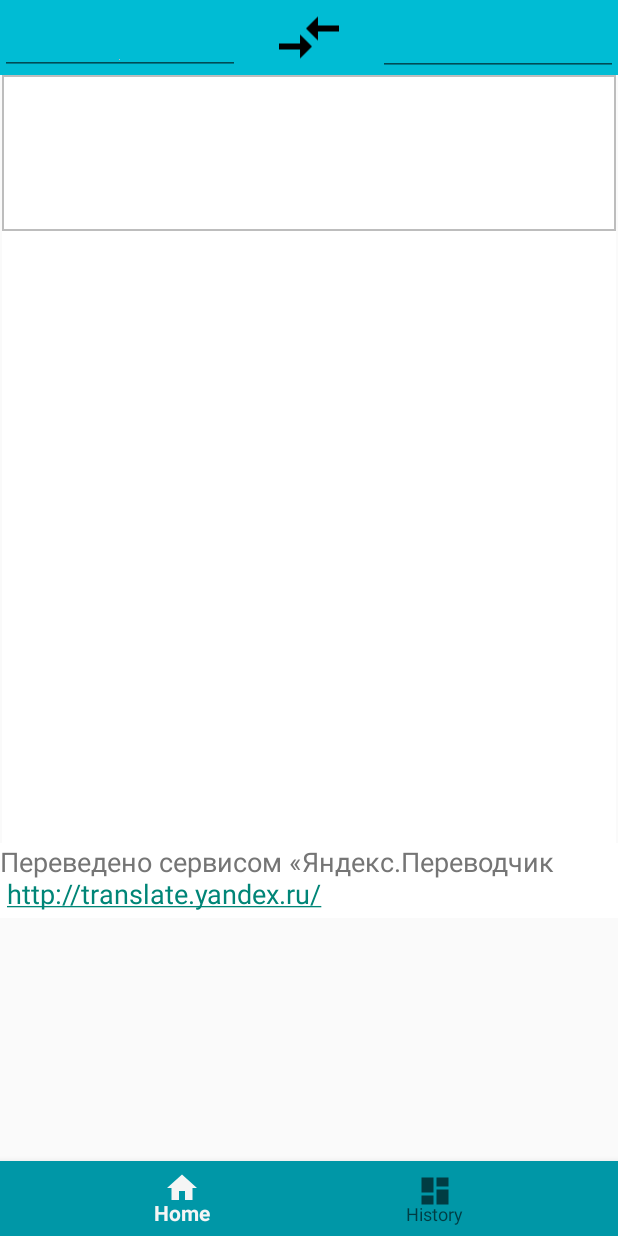
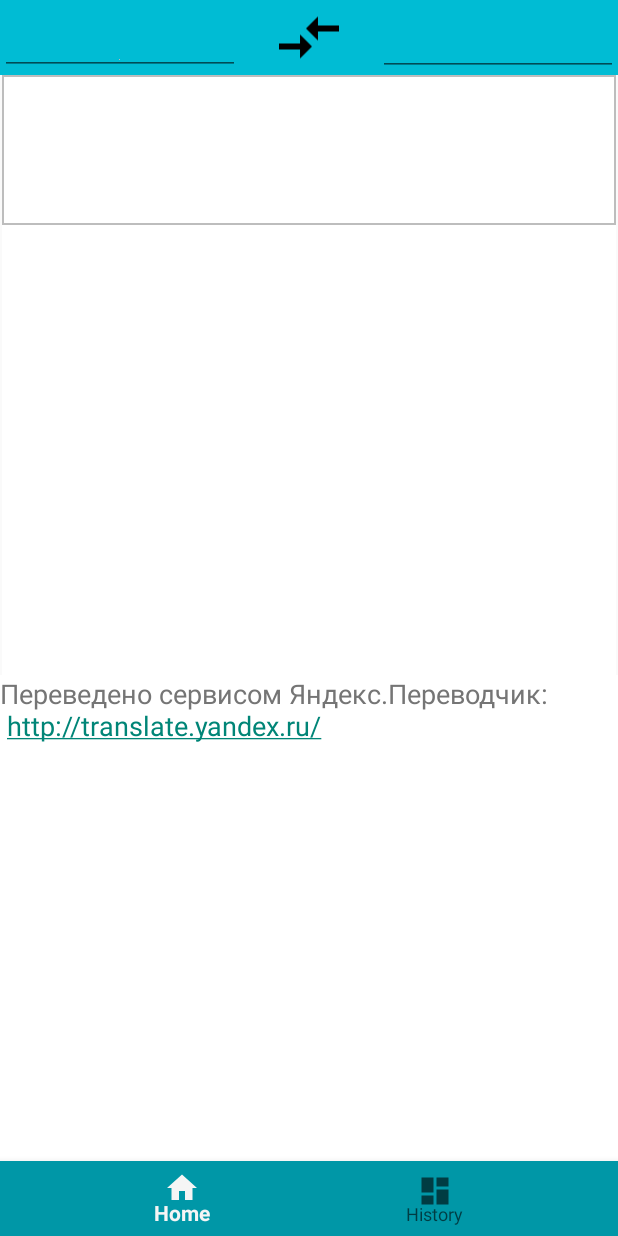
Before and after one commit to SemenNag/myyandextranslate, an Android app: the screen it shows after launch (TranslateActivity), on a phone screen of 412 x 824 dp. Run offline under Robolectric (Android 15) with nearby library versions, the phone set to English and light mode, and no system bars; libraries missing offline, so code that uses them is left out: com.foxykeep.datadroid; 1 statement that could not run was skipped.

Commit message:
final release

```diff
--- a/app/src/main/res/layout/activity_base.xml
+++ b/app/src/main/res/layout/activity_base.xml
@@ -12,7 +12,8 @@
     <FrameLayout
         android:id="@+id/contentContainer"
         android:layout_width="0dp"
-        android:layout_height="650dp"
+        android:layout_height="0dp"
+        app:layout_constraintBottom_toTopOf="@+id/navigation"
         app:layout_constraintLeft_toLeftOf="parent"
         app:layout_constraintRight_toRightOf="parent"
         app:layout_constraintTop_toTopOf="parent"></FrameLayout>
--- a/app/src/main/res/layout/activity_translate.xml
+++ b/app/src/main/res/layout/activity_translate.xml
@@ -51,14 +51,15 @@
     <EditText
         android:id="@+id/home_inputSourceText"
         android:layout_width="0dp"
-        android:layout_height="104dp"
+        android:layout_height="100dp"
         android:layout_marginLeft="2px"
         android:layout_marginRight="2px"
         android:background="@drawable/back_border"
         android:drawableBottom="@color/divider"
-        android:inputType="textAutoCorrect"
+        android:inputType="textAutoCorrect|textMultiLine"
         android:textColor="@color/primary_text"
         android:textSize="@dimen/font_size_large"
+        app:layout_constraintBottom_toTopOf="@+id/home_outPutText"
         app:layout_constraintLeft_toLeftOf="parent"
         app:layout_constraintRight_toRightOf="parent"
         app:layout_constraintTop_toBottomOf="@+id/translate_up_bar" />
@@ -66,12 +67,13 @@
     <TextView
         android:id="@+id/home_outPutText"
         android:layout_width="0dp"
-        android:layout_height="408dp"
+        android:layout_height="300dp"
         android:layout_marginLeft="2px"
         android:layout_marginRight="2px"
         android:background="@color/icons"
         android:textColor="@color/secondary_text"
         android:textSize="@dimen/font_size_medium"
+        app:layout_constraintBottom_toTopOf="@+id/yandex_license_link"
         app:layout_constraintLeft_toLeftOf="parent"
         app:layout_constraintRight_toRightOf="parent"
         app:layout_constraintTop_toBottomOf="@+id/home_inputSourceText" />
@@ -79,11 +81,14 @@
     <TextView
         android:id="@+id/yandex_license_link"
         android:layout_width="0dp"
-        android:layout_height="50dp"
+        android:layout_height="0dp"
+        android:autoLink="web"
         android:background="@color/icons"
+        android:focusable="true"
         android:text="@string/yandex_lisence_text"
         android:textColor="@color/secondary_text"
         android:textSize="@dimen/font_size_medium"
+        app:layout_constraintBottom_toBottomOf="parent"
         app:layout_constraintLeft_toLeftOf="parent"
         app:layout_constraintRight_toRightOf="parent"
         app:layout_constraintTop_toBottomOf="@+id/home_outPutText" />
--- a/app/src/main/res/values/strings.xml
+++ b/app/src/main/res/values/strings.xml
@@ -5,6 +5,6 @@
     <string name="change_translate_direction">Revert translate direction</string>
     <string name="select_lang_from">Select language of source text</string>
     <string name="select_lang_to">Select language to translate</string>
-    <string name="yandex_lisence_text">Переведено сервисом «Яндекс.Переводчик \n
+    <string name="yandex_lisence_text">Переведено сервисом Яндекс.Переводчик: \n
         <a href="http://translate.yandex.ru/">http://translate.yandex.ru/</a></string>
 </resources>
--- a/gradle.properties
+++ b/gradle.properties
@@ -15,3 +15,5 @@ org.gradle.jvmargs=-Xmx1536m
 # This option should only be used with decoupled projects. More details, visit
 # http://www.gradle.org/docs/current/userguide/multi_project_builds.html#sec:decoupled_projects
 # org.gradle.parallel=true
+authorName = SNagornyy
+applicationName = MyYandexTranslate
```
Also changed, not shown: app/build.gradle (+12 -0 lines).
